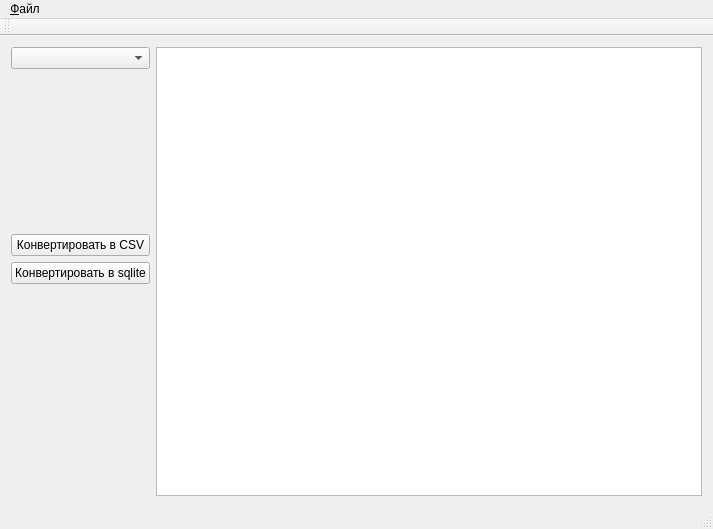
First picture: the form in mainwindow.ui, repository Kolya-Barabash/Converter, before the edit.
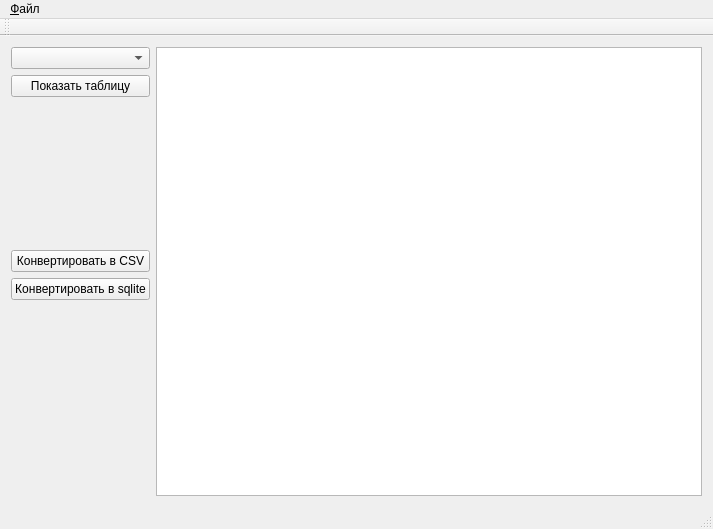
Second picture: the form after the edit.

What changed in the file:
```diff
--- a/mainwindow.ui
+++ b/mainwindow.ui
@@ -18,22 +18,29 @@
     <item row="0" column="0">
      <widget class="QComboBox" name="tableBox"/>
     </item>
+    <item row="1" column="0">
+     <widget class="QPushButton" name="showButton">
+      <property name="text">
+       <string>Показать таблицу</string>
+      </property>
+     </widget>
+    </item>
+    <item row="0" column="1" rowspan="11">
+     <widget class="QTableView" name="sqlView"/>
+    </item>
     <item row="5" column="0">
-     <widget class="QPushButton" name="convertSqlButton">
-      <property name="text">
-       <string>Конвертировать в sqlite</string>
-      </property>
-     </widget>
-    </item>
-    <item row="4" column="0">
      <widget class="QPushButton" name="convertButton">
       <property name="text">
        <string>Конвертировать в CSV</string>
       </property>
      </widget>
     </item>
-    <item row="0" column="1" rowspan="10">
-     <widget class="QTableView" name="sqlView"/>
+    <item row="6" column="0">
+     <widget class="QPushButton" name="convertSqlButton">
+      <property name="text">
+       <string>Конвертировать в sqlite</string>
+      </property>
+     </widget>
     </item>
    </layout>
   </widget>
```
